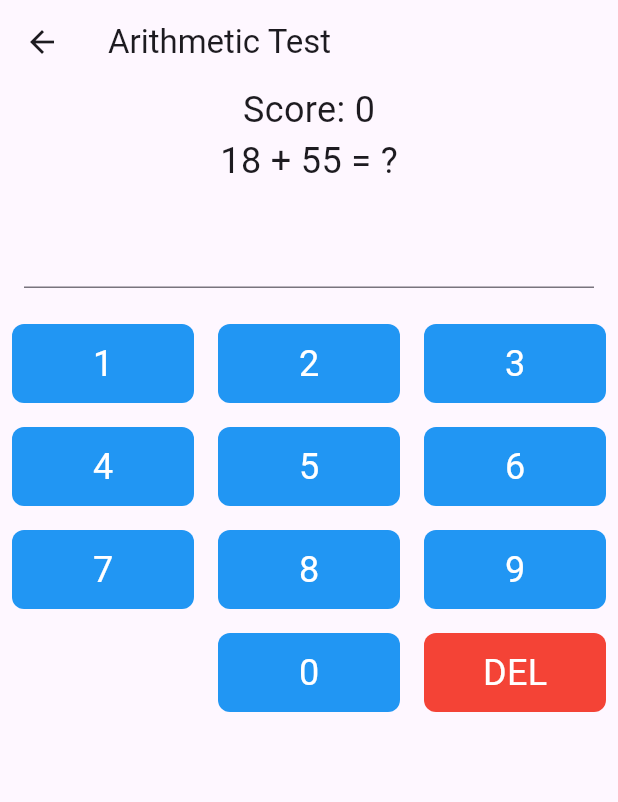
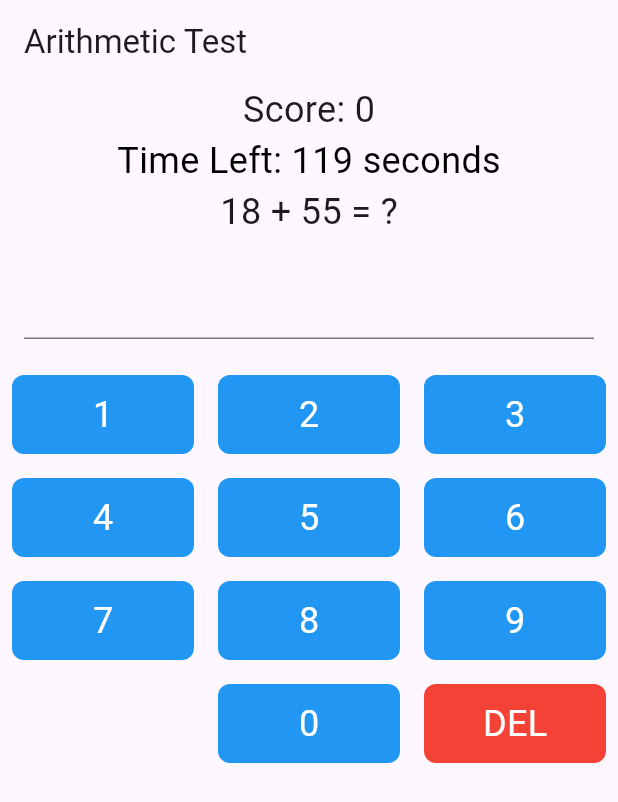
Before and after one commit to biojeffliu/zetamac_clone, a Flutter app: the screen it shows after launch, after a tap on "Start Zetamac Test", on a phone screen of 412 x 824 dp. Shown: the top 802 px of the screen. Run offline on Flutter 3.47's test engine with Material 3 defaults, Android fonts, the phone set to English and light mode, and no system bars.

Commit message:
complete timer

```diff
--- a/lib/main.dart
+++ b/lib/main.dart
@@ -161,6 +161,8 @@ class _ArithmeticTestScreenState extends State<ArithmeticTestScreen> {
   String? currentProblem;
   int? currentSolution;
   int problemsSolved = 0;
+  int timeRemaining = 0;
+  Timer? _timer;
 
   @override
   void initState() {
@@ -179,6 +181,42 @@ class _ArithmeticTestScreenState extends State<ArithmeticTestScreen> {
       lowerBound2Multiplication: int.parse(widget.lowerBound2Multiplication),
       upperBound2Multiplication: int.parse(widget.upperBound2Multiplication),
       numProblems: 1000,
+    );
+    timeRemaining = widget.duration;
+    startTimer();
+  }
+
+  void startTimer() {
+    _timer = Timer.periodic(const Duration(seconds: 1), (timer) {
+      setState(() {
+        if (timeRemaining > 0) {
+          timeRemaining--;
+        } else {
+          timer.cancel();
+          _endTest();
+        }
+      });
+    });
+  }
+
+  void _endTest() {
+    showDialog(
+      context: context,
+      builder: (BuildContext context) {
+        return AlertDialog(
+          title: const Text("Time's Up!"),
+          content: Text("Your score is $problemsSolved"),
+          actions: [
+            TextButton(
+              onPressed: () {
+                Navigator.of(context).pop();
+                Navigator.of(context).pop();
+              },
+              child: const Text("Affirmative"),
+            ),
+          ],
+        );
+      }
     );
   }
 
@@ -228,7 +266,7 @@ class _ArithmeticTestScreenState extends State<ArithmeticTestScreen> {
           continue; // Skip division by zero
         }
         int product = num1 * num2;
-        solution = (product / num1).toInt();
+        solution = product ~/ num1;
         problemsToSolutions['$product $operation $num1 = ?'] = solution;
         continue;
       }
@@ -276,6 +314,10 @@ class _ArithmeticTestScreenState extends State<ArithmeticTestScreen> {
         Text(
           "Score: $problemsSolved",
           style: TextStyle(fontSize: 24),
+        ),
+        Text(
+          "Time Left: $timeRemaining seconds",
+          style: TextStyle(fontSize: 24, color: Colors.black),
         ),
         Text(
           _getCurrentProblem(problemsToSolutions, problemsSolved),
@@ -356,6 +398,7 @@ class _ArithmeticTestScreenState extends State<ArithmeticTestScreen> {
     return Scaffold(
       appBar: AppBar(
         title: const Text("Arithmetic Test"),
+        automaticallyImplyLeading: false,
       ),
       body: Center(
         child: screenKeyPad(),
```
